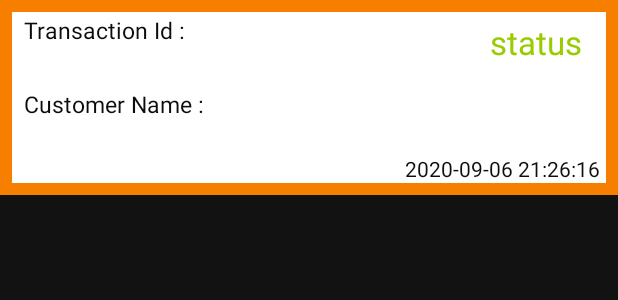
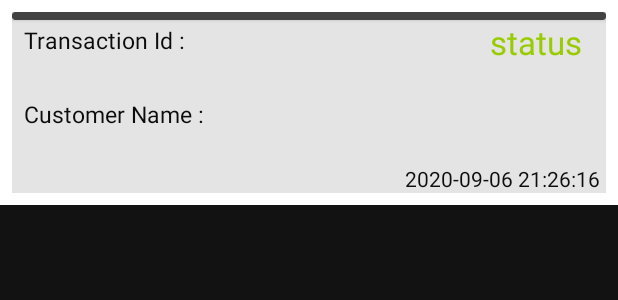
Before and after one commit to reizdendy/tublessin-montir-android, an Android app: the layout transaction_history_recycle_view.xml on its own in the app's theme, with its tools: preview values and no code run, on a phone screen of 412 x 824 dp. Shown: the top 300 px of the screen. Run offline under Robolectric (Android 15) with nearby library versions, the phone set to English and light mode, and no system bars.

Commit message:
fix layout

```diff
--- a/app/src/main/res/layout/transaction_history_recycle_view.xml
+++ b/app/src/main/res/layout/transaction_history_recycle_view.xml
@@ -4,7 +4,7 @@
     xmlns:app="http://schemas.android.com/apk/res-auto"
     android:layout_width="match_parent"
     android:layout_height="wrap_content"
-    android:background="@color/themeColor">
+    android:background="#FFFFFF">
 
     <androidx.constraintlayout.widget.ConstraintLayout
         android:id="@+id/transaction_layout"
@@ -14,7 +14,7 @@
         android:layout_marginTop="8dp"
         android:layout_marginEnd="8dp"
         android:layout_marginBottom="8dp"
-        android:background="@color/whiteTextColor"
+        android:background="#E4E4E4"
         app:layout_constraintBottom_toBottomOf="parent"
         app:layout_constraintEnd_toEndOf="parent"
         app:layout_constraintStart_toStartOf="parent"
@@ -35,7 +35,7 @@
             android:layout_width="265dp"
             android:layout_height="44dp"
             android:layout_marginStart="8dp"
-            android:layout_marginTop="1dp"
+            android:layout_marginTop="8dp"
             android:layout_marginBottom="5dp"
             android:text="Transaction Id : "
             android:textColor="#0C0C0C"
@@ -46,6 +46,14 @@
             app:layout_constraintStart_toStartOf="parent"
             app:layout_constraintTop_toTopOf="parent"
             app:layout_constraintVertical_bias="0.0" />
+
+        <androidx.cardview.widget.CardView
+            android:id="@+id/header_color_accent_trans_recycle_view"
+            android:layout_width="0dp"
+            android:layout_height="5dp"
+            app:layout_constraintEnd_toEndOf="parent"
+            app:layout_constraintStart_toStartOf="parent"
+            app:layout_constraintTop_toTopOf="parent" />
 
         <TextView
             android:id="@+id/customerName"
```
Also changed, not shown: app/src/main/java/com/example/tublessin_montir/recyleview/TransactionHistoryAdapter.kt (+8 -3 lines), app/src/main/res/layout/rating_recycle_view.xml (+11 -3 lines).
